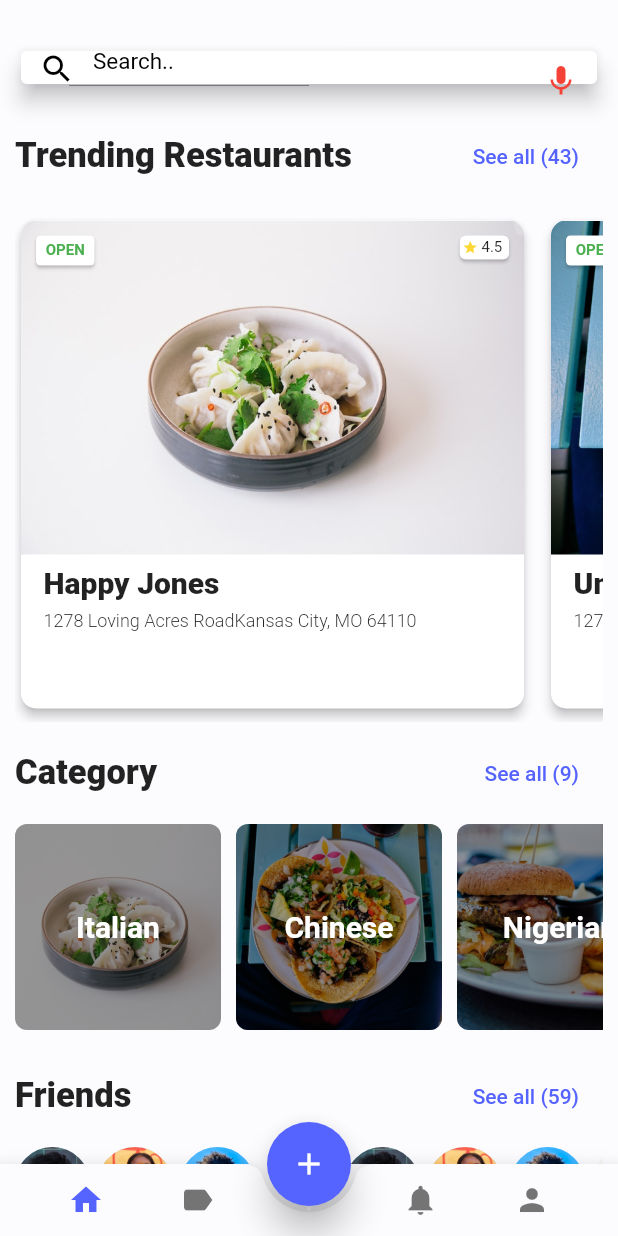
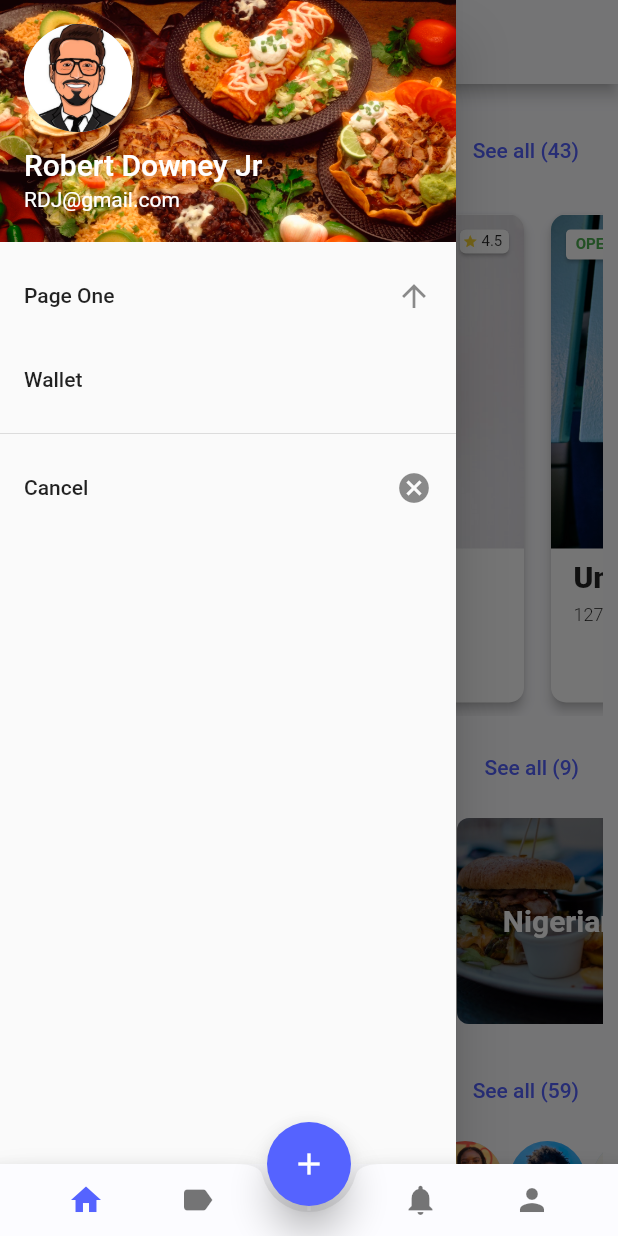
Before and after one commit to fahadsultan09/foodByte, a Flutter app: the MainScreen screen opened directly, with the side drawer open (before the commit the screen has no drawer), on a phone screen of 412 x 824 dp. Run offline on Flutter 3.47's test engine with Material 2 defaults, Android fonts, the light colour scheme and no system bars; our stand-ins replace shared_preferences; missing offline and left inert: scratcher, speech_recognition; accounts and stored records are empty.

Commit message:
Fahad Commit 10.11.19

```diff
--- a/lib/main.dart
+++ b/lib/main.dart
@@ -39,8 +39,8 @@ class _MyAppState extends State<MyApp> {
       debugShowCheckedModeBanner: false,
       title: Constants.appName,
       theme: isDark ? Constants.darkTheme : Constants.lightTheme,
-      // home: Trending(),
-      home: WelcomeScreen(),
+      home: MainScreen(),
+      // home: WelcomeScreen(),
     );
   }
 }
--- a/lib/screens/home.dart
+++ b/lib/screens/home.dart
@@ -2,6 +2,7 @@ import 'package:flutter/material.dart';
 import 'package:foodbyte/Utils/categories.dart';
 import 'package:foodbyte/Utils/friends.dart';
 import 'package:foodbyte/Utils/restaurants.dart';
+import 'package:foodbyte/screens/scratchCard.dart';
 import 'package:foodbyte/screens/trending.dart';
 import 'package:foodbyte/widgets/slide_item.dart';
 import 'package:speech_recognition/speech_recognition.dart';
@@ -41,78 +42,137 @@ class _HomeState extends State<Home> with AutomaticKeepAliveClientMixin<Home>{
   Widget build(BuildContext context) {
     super.build(context);
     return Scaffold(
-      appBar: PreferredSize(
-        child: Padding(
-          padding: EdgeInsets.only(top: 30.0, left: 10.0, right: 10.0),
-          child: Card(
-            elevation: 6.0,
-            child: Container(
-              decoration: BoxDecoration(
-                color: Colors.white,
-                borderRadius: BorderRadius.all(
-                  Radius.circular(5.0),
+      appBar: AppBar(
+        title: new Text("Food Byte"),
+        centerTitle: true,
+        ),
+        drawer: new Drawer(
+        child: new ListView(
+          children: <Widget>[
+            new UserAccountsDrawerHeader(
+              accountEmail: new Text("RDJ@gmail.com",style: TextStyle(color: Colors.white)),
+              accountName: new Text("Robert Downey Jr",style: TextStyle(color: Colors.white,fontSize: 20.0)),
+              currentAccountPicture:  new CircleAvatar(
+                   backgroundImage: AssetImage('assets/RDJ.png'),
                 ),
-              ),
-              child: TextField(
-                style: TextStyle(
-                  fontSize: 15.0,
-                  color: Colors.black,
-                ),
-                decoration: InputDecoration(
-                  contentPadding: EdgeInsets.all(10.0),
-                  border: OutlineInputBorder(
-                    borderRadius: BorderRadius.circular(5.0),
-                    borderSide: BorderSide(color: Colors.white,),
-                  ),
-                  enabledBorder: OutlineInputBorder(
-                    borderSide: BorderSide(color: Colors.white,),
-                    borderRadius: BorderRadius.circular(5.0),
-                  ),
-                  hintText: searchText,
-                  prefixIcon: Icon(
-                    Icons.search,
-                    color: Colors.black,
-                  ),
-                  suffixIcon: IconButton(icon: Icon(mic_icon,color: Colors.red,),
-                  color: Colors.black,
-                  onPressed: (){
-                    setState(() {
-                     if(searchText == "Search.."){
-                       searchText = "Listening..";
-                       mic_icon = Icons.mic_off;
 
-                       if(isAvailable && !isListening){
-                         _speechRecognition.listen(locale: "en_US").then((result){
-
-                         });
-                       }
-                     }
-                     else{
-                       searchText = "Search..";
-                       mic_icon = Icons.mic;
-                       if(isListening){
-                         _speechRecognition.stop().then((result)=>setState(()=>isListening = result));
-                       }
-                     }
-                    });
-                  },
-                  ),
-                  hintStyle: TextStyle(
-                    fontSize: 15.0,
-                    color: Colors.black,
-                  ),
-                ),
-                maxLines: 1,
-                controller: _searchControl,
+              decoration: new BoxDecoration(
+                image: new DecorationImage(
+                  image: new AssetImage("assets/background.jpg"),
+                  fit: BoxFit.fill
+                )
               ),
             ),
-          ),
-        ),
-        preferredSize: Size(
-          MediaQuery.of(context).size.width,
-          60.0,
+            new ListTile(
+              title: new Text("Page One"),
+              trailing: new Icon(Icons.arrow_upward),
+              onTap: () {
+                // Navigator.of(context).pop();
+                // Navigator.of(context).push(new MaterialPageRoute(builder: (BuildContext context) => new Page("First Page")));
+              }
+            ),
+            new ListTile(
+              title: new Text("Wallet"),
+  //             trailing: new Container(
+
+  //               // child: new Text("32423",style: TextStyle(color: Colors.blueAccent,fontSize: 20.0),),
+  //               decoration: BoxDecoration(
+  //               color: Colors.blue[100],
+  //   border: Border.all(
+  //     color: Colors.blue[200],
+  //     width: 1.0
+  //   ),
+  //   borderRadius: BorderRadius.all(
+  //       Radius.circular(5.0) //         <--- border radius here
+  //   ),
+  // ),
+  //             ),
+              onTap: () {
+                Navigator.of(context).pop();
+                Navigator.of(context).push(new MaterialPageRoute(builder: (BuildContext context) => new scratchCard()));
+              }
+            ),
+            new Divider(),
+            new ListTile(
+              title: new Text("Cancel"),
+              trailing: new Icon(Icons.cancel),
+              onTap: () => Navigator.pop(context),
+            ),
+          ],
         ),
       ),
+      // appBar: PreferredSize(
+      //   child: Padding(
+      //     padding: EdgeInsets.only(top: 30.0, left: 10.0, right: 10.0),
+      //     child: Card(
+      //       elevation: 6.0,
+      //       child: Container(
+      //         decoration: BoxDecoration(
+      //           color: Colors.white,
+      //           borderRadius: BorderRadius.all(
+      //             Radius.circular(5.0),
+      //           ),
+      //         ),
+      //         child: TextField(
+      //           style: TextStyle(
+      //             fontSize: 15.0,
+      //             color: Colors.black,
+      //           ),
+      //           decoration: InputDecoration(
+      //             contentPadding: EdgeInsets.all(10.0),
+      //             border: OutlineInputBorder(
+      //               borderRadius: BorderRadius.circular(5.0),
+      //               borderSide: BorderSide(color: Colors.white,),
+      //             ),
+      //             enabledBorder: OutlineInputBorder(
+      //               borderSide: BorderSide(color: Colors.white,),
+      //               borderRadius: BorderRadius.circular(5.0),
+      //             ),
+      //             hintText: searchText,
+      //             prefixIcon: Icon(
+      //               Icons.search,
+      //               color: Colors.black,
+      //             ),
+      //             suffixIcon: IconButton(icon: Icon(mic_icon,color: Colors.red,),
+      //             color: Colors.black,
+      //             onPressed: (){
+      //               setState(() {
+      //                if(searchText == "Search.."){
+      //                  searchText = "Listening..";
+      //                  mic_icon = Icons.mic_off;
+
+      //                  if(isAvailable && !isListening){
+      //                    _speechRecognition.listen(locale: "en_US").then((result){
+
+      //                    });
+      //                  }
+      //                }
+      //                else{
+      //                  searchText = "Search..";
+      //                  mic_icon = Icons.mic;
+      //                  if(isListening){
+      //                    _speechRecognition.stop().then((result)=>setState(()=>isListening = result));
+      //                  }
+      //                }
+      //               });
+      //             },
+      //             ),
+      //             hintStyle: TextStyle(
+      //               fontSize: 15.0,
+      //               color: Colors.black,
+      //             ),
+      //           ),
+      //           maxLines: 1,
+      //           controller: _searchControl,
+      //         ),
+      //       ),
+      //     ),
+      //   ),
+      //   preferredSize: Size(
+      //     MediaQuery.of(context).size.width,
+      //     60.0,
+      //   ),
+      // ),
       body: Padding(
         padding: EdgeInsets.fromLTRB(10.0,0,10.0,0),
         child: ListView(
--- a/lib/screens/main_screen.dart
+++ b/lib/screens/main_screen.dart
@@ -1,4 +1,5 @@
 import 'package:flutter/material.dart';
+import 'package:foodbyte/screens/Profile.dart';
 
 import 'package:speech_recognition/speech_recognition.dart';
 
@@ -27,7 +28,7 @@ class _MainScreenState extends State<MainScreen> {
           Home(),
           Home(),
           Home(),
-          Home(),
+          profilePage(),
         ],
       ),
 
--- /dev/null
+++ b/lib/sharedPreferences.dart
@@ -0,0 +1,13 @@
+
+import 'package:shared_preferences/shared_preferences.dart';
+
+Future<void> setWalletAmount(int amount) async {
+  SharedPreferences prefs = await SharedPreferences.getInstance();
+  prefs.setInt('wallet', amount);
+}
+
+Future<int> getWalletAmount()async{
+ SharedPreferences prefs = await SharedPreferences.getInstance();
+
+ return prefs.getInt('wallet');
+}
--- a/pubspec.yaml
+++ b/pubspec.yaml
@@ -24,6 +24,8 @@ dependencies:
   # Use with the CupertinoIcons class for iOS style icons.
   cupertino_icons: ^0.1.2
   speech_recognition: ^0.3.0
+  scratcher:
+  shared_preferences:
 dev_dependencies:
   flutter_test:
     sdk: flutter
@@ -42,6 +44,7 @@ flutter:
 
   # To add assets to your application, add an assets section, like this:
   assets:
+    - assets/rewards.jpg
     - assets/food1.jpeg
     - assets/food2.jpeg
     - assets/food3.jpeg
@@ -59,6 +62,7 @@ flutter:
     - assets/cm3.jpeg
     - assets/cm4.jpeg
     - assets/background.jpg
+    - assets/RDJ.png
   #  - images/a_dot_ham.jpeg
 
   # An image asset can refer to one or more resolution-specific "variants", see
```
Also changed, not shown: lib/WelcomeScreen.dart (+14 -3 lines), lib/screens/Profile.dart (added, +71 -0 lines), lib/screens/scratchCard.dart (added, +156 -0 lines), assets/RDJ.png (added), assets/rewards.jpg (added), pubspec.lock.
